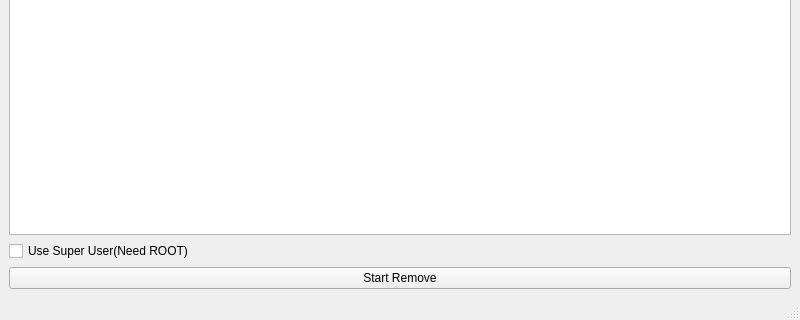
The window that mw.ui (Muhmmad-Almuhmmah/Special-Apps-Remover) describes before a commit, drawn with Qt 5; both pictures show x 0 to 800 and y 280 to 600 of the 800 by 600 pixel window.
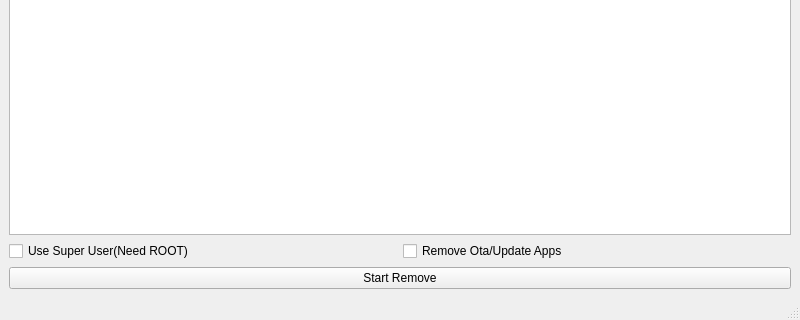
The same window after the commit.

Commit message: add checkbox update apps

```diff
--- a/mw.ui
+++ b/mw.ui
@@ -27,11 +27,22 @@
      </widget>
     </item>
     <item row="1" column="0">
+     <layout class="QHBoxLayout" name="horizontalLayout">
+      <item>
      <widget class="QCheckBox" name="ch_UseSU">
       <property name="text">
        <string>Use Super User(Need ROOT)</string>
       </property>
      </widget>
+      </item>
+      <item>
+       <widget class="QCheckBox" name="ch_RmUpApps">
+        <property name="text">
+         <string>Remove Ota/Update Apps</string>
+        </property>
+       </widget>
+      </item>
+     </layout>
     </item>
     <item row="2" column="0">
      <widget class="QPushButton" name="btnRemove">
```
Left out of the diff: 2 changed lines with no effect on the pictures. Lines whose indentation alone changed are shown as unchanged.
